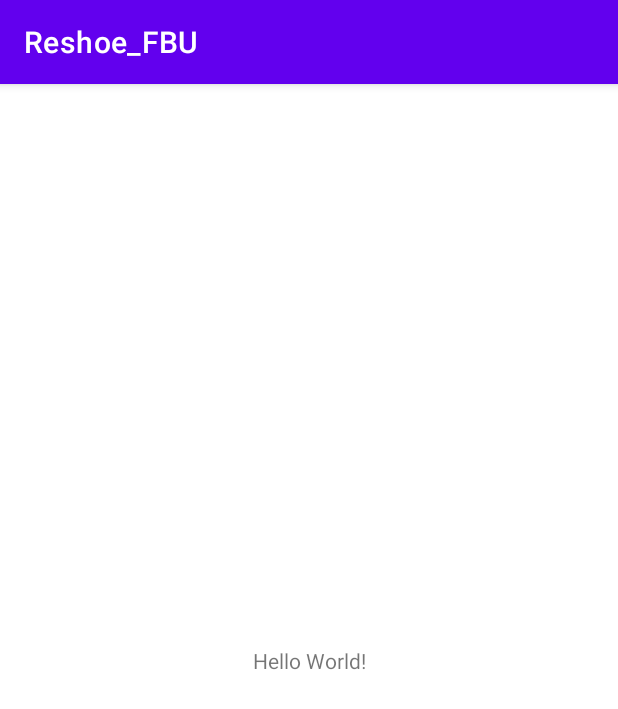
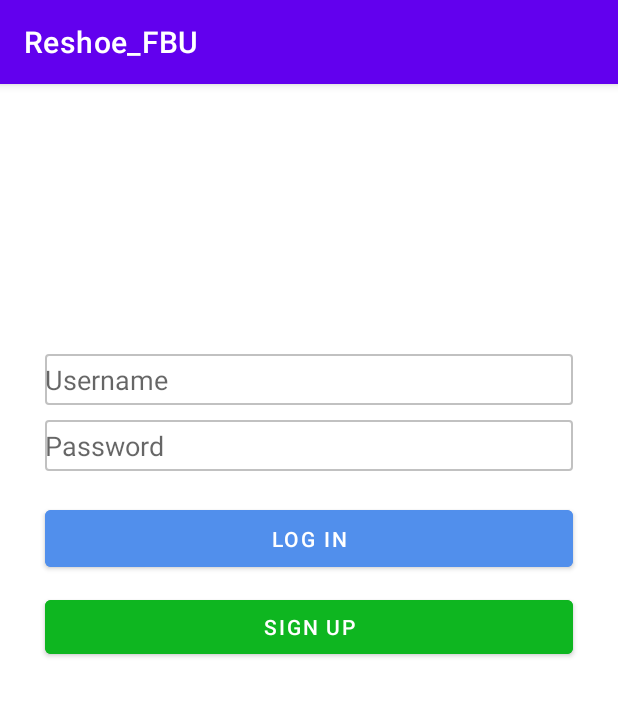
Before and after one commit to juliandr1/Plugged, an Android app: the screen it shows after launch (MainActivity before the commit, LoginActivity after it), on a phone screen of 412 x 824 dp. Shown: the top 709 px of the screen. Run offline under Robolectric (Android 15) with nearby library versions, the light colour scheme and no system bars; libraries missing offline, so code that uses them is left out: com.parse; 4 statements that could not run were skipped.

Commit message:
Authentication (Login and Registration)

```diff
--- /dev/null
+++ b/app/src/main/java/com/example/reshoe_fbu/ParseApplication.java
@@ -0,0 +1,27 @@
+package com.example.reshoe_fbu;
+
+import android.app.Application;
+
+import com.example.reshoe_fbu.models.Post;
+import com.example.reshoe_fbu.models.User;
+import com.parse.Parse;
+import com.parse.ParseObject;
+
+public class ParseApplication extends Application {
+
+    @Override
+    public void onCreate() {
+        super.onCreate();
+
+        // Register your parse models
+        ParseObject.registerSubclass(Post.class);// Register your parse models
+        ParseObject.registerSubclass(User.class);// Register your parse models
+
+        // set applicationId, and server server based on the values in the back4app settings.
+        // any network interceptors must be added with the Configuration Builder given this syntax
+        Parse.initialize(new Parse.Configuration.Builder(this)
+                .applicationId(getString(R.string.back4app_app_id)) // should correspond to Application Id env variable
+                .clientKey(getString(R.string.back4app_client_key))  // should correspond to Client key env variable
+                .server(getString(R.string.back4app_server_url)).build());
+    }
+}
--- /dev/null
+++ b/app/src/main/java/com/example/reshoe_fbu/activities/LoginActivity.java
@@ -0,0 +1,72 @@
+package com.example.reshoe_fbu.activities;
+
+import android.content.Context;
+import android.content.Intent;
+import android.os.Bundle;
+import android.text.style.ParagraphStyle;
+import android.util.Log;
+import android.view.View;
+import android.widget.Toast;
+import androidx.appcompat.app.AppCompatActivity;
+import com.example.reshoe_fbu.databinding.ActivityLoginBinding;
+import com.parse.ParseUser;
+
+public class LoginActivity extends AppCompatActivity {
+
+    public static String TAG = "LoginActivity";
+    private Context context;
+
+    @Override
+    protected void onCreate(Bundle savedInstanceState) {
+        super.onCreate(savedInstanceState);
+        ActivityLoginBinding binding = ActivityLoginBinding.inflate(getLayoutInflater());
+        View view = binding.getRoot();
+        setContentView(view);
+
+        ParseUser user = ParseUser.getCurrentUser();
+
+        /*
+        if (currentUser != null) {
+
+            goMainActivity();
+        }
+
+         */
+
+        context = this;
+        // Attempt to login, using the login button
+        binding.btnLogin.setOnClickListener(v -> {
+            String username = binding.etUsername.getText().toString();
+            String password = binding.etPassword.getText().toString();
+            loginUser(username, password);
+        });
+
+        // Go to the register activity in order to create an account
+        binding.btnsignup.setOnClickListener(v -> {
+            Intent intent = new Intent(context, SignupActivity.class);
+            startActivity(intent);
+        });
+    }
+
+    // Login by checking if the user exists in the database. If yes go to their timeline, if not
+    // show a toast saying they could not login.
+    private void loginUser(String username, String password) {
+        Log.i(TAG, "Attempting to login: " + username);
+        ParseUser.logInInBackground(username, password, (user, e) -> {
+            if (e != null) {
+                Log.e(TAG, "Issue with login", e);
+                Toast.makeText(context, "Username and password combination is incorrect or does not exist", Toast.LENGTH_SHORT).show();
+                return;
+            }
+            goMainActivity();
+
+        });
+    }
+    // Go to the timeline.
+    private void goMainActivity() {
+        Intent intent = new Intent(this, TimelineActivity.class);
+        startActivity(intent);
+    }
+
+
+}
--- /dev/null
+++ b/app/src/main/res/drawable/border.xml
@@ -0,0 +1,10 @@
+<?xml version="1.0" encoding="utf-8"?>
+<shape xmlns:android="http://schemas.android.com/apk/res/android"
+    android:shape="rectangle">
+
+    <corners android:radius="2dp" />
+    <stroke
+        android:width="2px"
+        android:color="#C1C1C1" />
+    <solid android:color="#ffffff" />
+</shape>
--- /dev/null
+++ b/app/src/main/res/drawable/home_filled.xml
@@ -0,0 +1,5 @@
+<vector android:height="24dp" android:tint="#FFFFFF"
+    android:viewportHeight="24" android:viewportWidth="24"
+    android:width="24dp" xmlns:android="http://schemas.android.com/apk/res/android">
+    <path android:fillColor="@android:color/white" android:pathData="M10,20v-6h4v6h5v-8h3L12,3 2,12h3v8z"/>
+</vector>
--- /dev/null
+++ b/app/src/main/res/layout/activity_login.xml
@@ -0,0 +1,83 @@
+<?xml version="1.0" encoding="utf-8"?>
+<RelativeLayout xmlns:android="http://schemas.android.com/apk/res/android"
+    xmlns:app="http://schemas.android.com/apk/res-auto"
+    xmlns:tools="http://schemas.android.com/tools"
+    android:layout_width="match_parent"
+    android:layout_height="wrap_content"
+
+    android:background="#FFFFFF"
+    tools:context=".activities.LoginActivity">
+
+    <ImageView
+        android:id="@+id/ivLogo2"
+        android:layout_width="346dp"
+        android:layout_height="128dp"
+        android:layout_alignParentStart="true"
+        android:layout_alignParentTop="true"
+        android:layout_alignParentEnd="true"
+        android:layout_centerHorizontal="true"
+        android:layout_marginStart="32dp"
+        android:layout_marginTop="22dp"
+        android:layout_marginEnd="33dp"
+        tools:srcCompat="@tools:sample/avatars" />
+
+    <EditText
+        android:id="@+id/etUsername"
+        android:layout_width="wrap_content"
+        android:layout_height="34dp"
+        android:layout_below="@+id/ivLogo2"
+        android:layout_alignParentStart="true"
+        android:layout_alignParentEnd="true"
+        android:layout_marginStart="30dp"
+        android:layout_marginTop="30dp"
+        android:layout_marginEnd="30dp"
+        android:background="@drawable/border"
+        android:ems="10"
+        android:hint="Username"
+        android:inputType="textPersonName"
+        android:outlineProvider="none" />
+
+    <EditText
+        android:id="@+id/etPassword"
+        android:layout_width="wrap_content"
+        android:layout_height="34dp"
+        android:layout_below="@+id/etUsername"
+        android:layout_alignParentStart="true"
+        android:layout_alignParentEnd="true"
+        android:layout_marginStart="30dp"
+        android:layout_marginTop="10dp"
+        android:layout_marginEnd="30dp"
+        android:background="@drawable/border"
+        android:ems="10"
+        android:hint="Password"
+        android:inputType="textPassword" />
+
+    <Button
+        android:id="@+id/btnsignup"
+        android:layout_width="wrap_content"
+        android:layout_height="wrap_content"
+        android:layout_below="@+id/btnLogin"
+        android:layout_alignParentStart="true"
+        android:layout_alignParentEnd="true"
+        android:layout_centerHorizontal="true"
+        android:layout_marginStart="30dp"
+        android:layout_marginTop="10dp"
+        android:layout_marginEnd="30dp"
+        android:backgroundTint="#0EB620"
+        android:text="Sign Up" />
+
+    <Button
+        android:id="@+id/btnLogin"
+        android:layout_width="wrap_content"
+        android:layout_height="50dp"
+        android:layout_below="@+id/etPassword"
+        android:layout_alignParentStart="true"
+        android:layout_alignParentEnd="true"
+        android:layout_centerHorizontal="true"
+        android:layout_marginStart="30dp"
+        android:layout_marginTop="20dp"
+        android:layout_marginEnd="30dp"
+        android:backgroundTint="#518FEC"
+        android:text="Log In" />
+
+</RelativeLayout>
--- a/app/src/main/res/values/strings.xml
+++ b/app/src/main/res/values/strings.xml
@@ -1,3 +1,6 @@
 <resources>
     <string name="app_name">Reshoe_FBU</string>
+    <string name="back4app_server_url">https://parseapi.back4app.com/</string>
+    <string name="back4app_app_id">a4ze23YFfl9rOeXU3pYLqCdE2R6D3untEvfPGiGh</string>
+    <string name="back4app_client_key">ze9HuslU5D8VZJGim5gQEVwkulbuGiZPawFvikYz</string>
 </resources>
--- a/build.gradle
+++ b/build.gradle
@@ -15,7 +15,7 @@ buildscript {
 allprojects {
     repositories {
         google()
-        mavenCentral()
+        mavenCentral { url "https://jitpack.io" }
         jcenter() // Warning: this repository is going to shut down soon
     }
 }
```
Also changed, not shown: app/build.gradle (+10 -0 lines), app/src/main/AndroidManifest.xml (+7 -1 lines), app/src/main/java/com/example/reshoe_fbu/activities/SignupActivity.java (added, +76 -0 lines), app/src/main/java/com/example/reshoe_fbu/models/Post.java (added, +135 -0 lines), app/src/main/java/com/example/reshoe_fbu/models/User.java (added, +51 -0 lines), app/src/main/res/layout/activity_signup.xml (added, +159 -0 lines), app/src/main/res/layout/activity_timeline.xml (renamed from app/src/main/res/layout/activity_main.xml, +10 -1 lines), app/src/main/res/layout/item_post.xml (added, +52 -0 lines), app/src/main/res/menu/menu_navigation.xml (added, +17 -0 lines).
